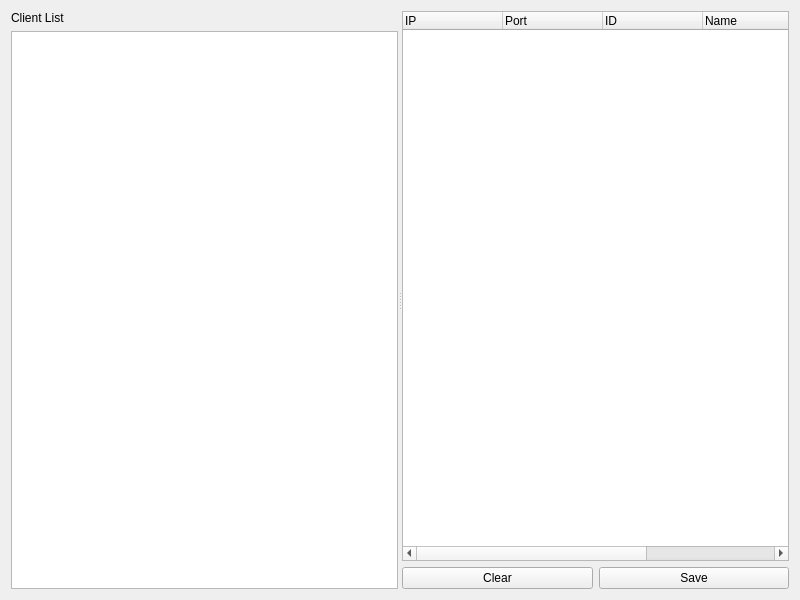
The window that chattingserver.ui (GlennPark/OliveHealthCare) describes before a commit, drawn with Qt 5.
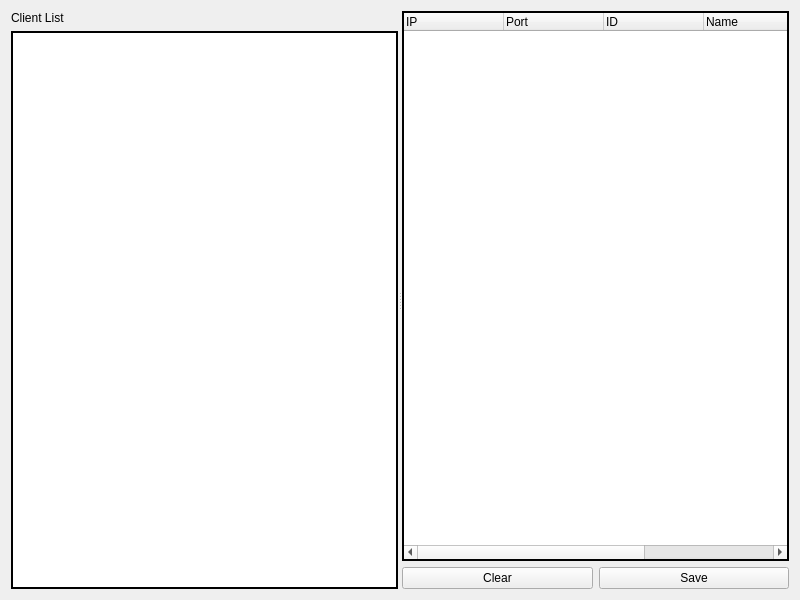
The same window after the commit.

What changed in the file:
```diff
--- a/chattingserver.ui
+++ b/chattingserver.ui
@@ -30,6 +30,12 @@
        </item>
        <item>
         <widget class="QTreeWidget" name="clientTreeWidget">
+         <property name="frameShape">
+          <enum>QFrame::WinPanel</enum>
+         </property>
+         <property name="frameShadow">
+          <enum>QFrame::Plain</enum>
+         </property>
          <property name="selectionBehavior">
           <enum>QAbstractItemView::SelectItems</enum>
          </property>
@@ -60,6 +66,12 @@
       <layout class="QVBoxLayout" name="messageVerticalLayout">
        <item>
         <widget class="QTreeWidget" name="messageTreeWidget">
+         <property name="frameShape">
+          <enum>QFrame::WinPanel</enum>
+         </property>
+         <property name="frameShadow">
+          <enum>QFrame::Plain</enum>
+         </property>
          <property name="rootIsDecorated">
           <bool>false</bool>
          </property>
```
